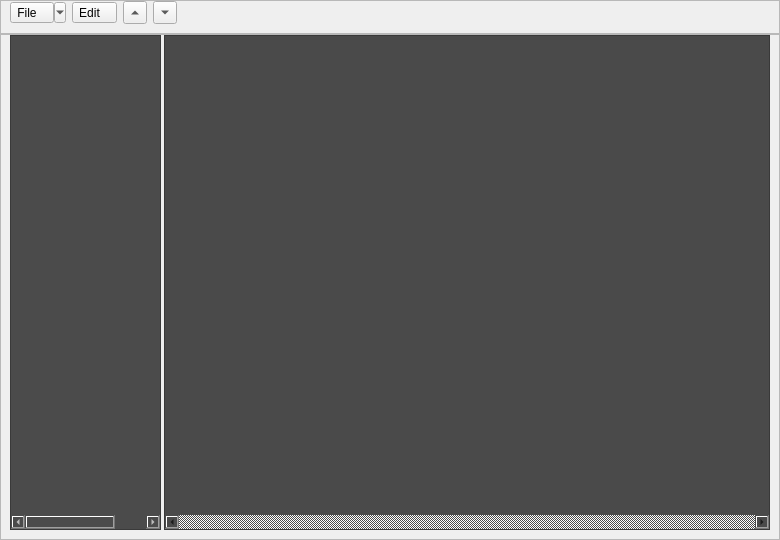
First picture: the form in src/DockWaveform.ui, repository gdevic/Z80Explorer, before the edit.
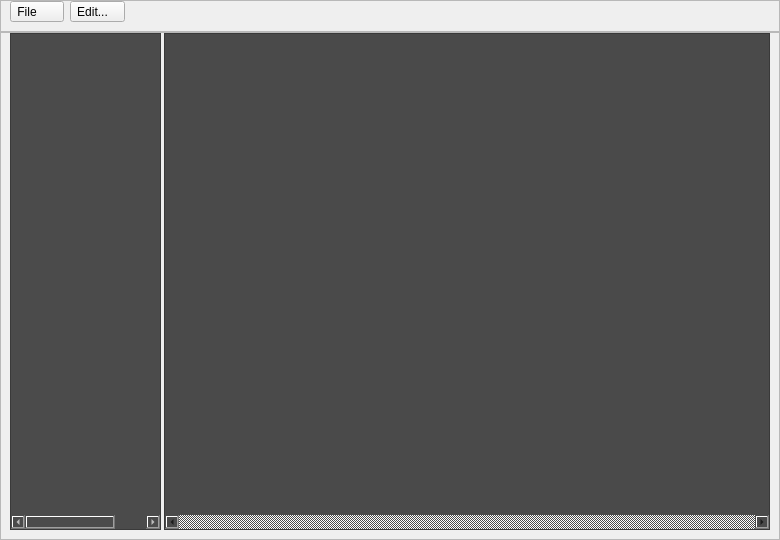
Second picture: the form after the edit. Custom widgets are drawn as their Qt base class.

Commit message: Adding dialog and code to edit waveform list of signals

The edit to the form file:
```diff
--- a/src/DockWaveform.ui
+++ b/src/DockWaveform.ui
@@ -51,10 +51,10 @@
        <item>
         <widget class="QToolButton" name="btFile">
          <property name="text">
-          <string>File   </string>
+          <string>File      </string>
          </property>
          <property name="popupMode">
-          <enum>QToolButton::MenuButtonPopup</enum>
+          <enum>QToolButton::InstantPopup</enum>
          </property>
          <property name="toolButtonStyle">
           <enum>Qt::ToolButtonFollowStyle</enum>
@@ -64,27 +64,7 @@
        <item>
         <widget class="QToolButton" name="btEdit">
          <property name="text">
-          <string>Edit   </string>
-         </property>
-        </widget>
-       </item>
-       <item>
-        <widget class="QToolButton" name="btUp">
-         <property name="text">
-          <string>Up</string>
-         </property>
-         <property name="arrowType">
-          <enum>Qt::UpArrow</enum>
-         </property>
-        </widget>
-       </item>
-       <item>
-        <widget class="QToolButton" name="btDown">
-         <property name="text">
-          <string>Down</string>
-         </property>
-         <property name="arrowType">
-          <enum>Qt::DownArrow</enum>
+          <string>Edit...   </string>
          </property>
         </widget>
        </item>
@@ -193,7 +173,7 @@
             <x>0</x>
             <y>0</y>
             <width>604</width>
-            <height>445</height>
+            <height>447</height>
            </rect>
           </property>
           <layout class="QHBoxLayout" name="layoutScroll">
@@ -223,18 +203,18 @@
   </widget>
  </widget>
  <customwidgets>
-  <customwidget>
-   <class>WidgetWaveform</class>
-   <extends>QWidget</extends>
-   <header>WidgetWaveform.h</header>
-   <container>1</container>
-  </customwidget>
   <customwidget>
    <class>WidgetToolbar</class>
    <extends>QWidget</extends>
    <header>WidgetToolbar.h</header>
    <container>1</container>
   </customwidget>
+  <customwidget>
+   <class>WidgetWaveform</class>
+   <extends>QWidget</extends>
+   <header>WidgetWaveform.h</header>
+   <container>1</container>
+  </customwidget>
  </customwidgets>
  <resources/>
  <connections/>
```
Left out of the diff: 3 changed lines with no effect on the pictures. The commit also changes 6 other files.
